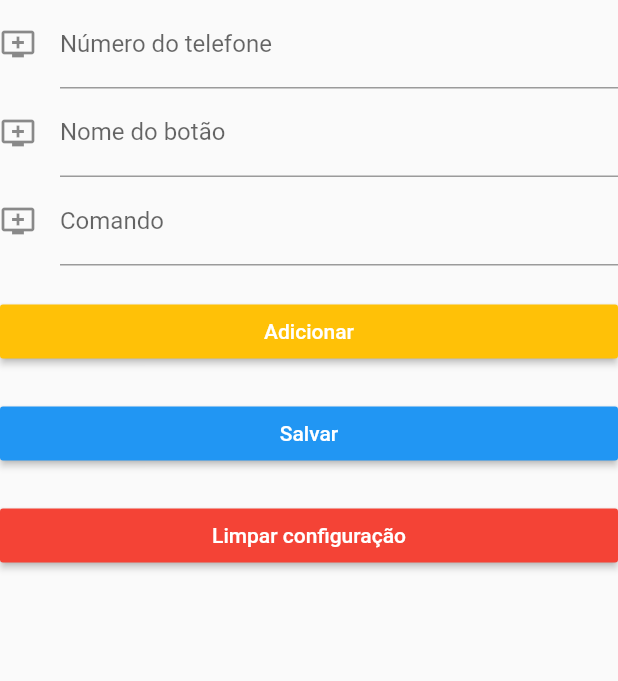
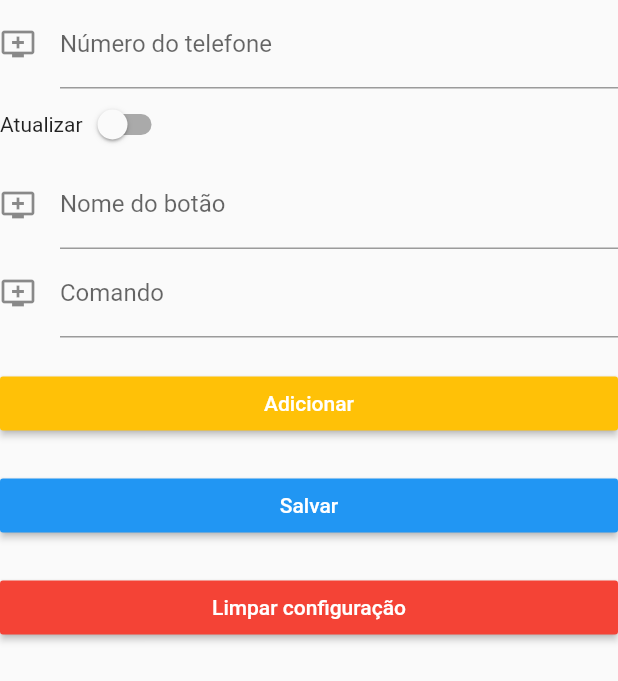
Before and after one commit to marcosradix/bloqueador_universal, a Flutter app: the PageConfig widget shown alone on an empty page, opened directly, after a tap on "Adicionar", on a phone screen of 412 x 824 dp. Shown: the top 681 px of the screen. Run offline on Flutter 3.47's test engine with Material 2 defaults, Android fonts, the phone set to English and light mode, and no system bars; our stand-ins replace get, shared_preferences; accounts and stored records are empty; statements that could not run were skipped.

Commit message:
atualizando config

```diff
--- a/lib/widgets/pages/page_config.dart
+++ b/lib/widgets/pages/page_config.dart
@@ -14,12 +14,15 @@ class _PageConfigState extends State<PageConfig> {
   final TextEditingController _nomeBotao = TextEditingController();
   final TextEditingController _comando = TextEditingController();
   final TextEditingController _telefone = TextEditingController();
+  bool isSwitched = false;
 
   @override
   Widget build(BuildContext context) {
     return Form(
         key: _formKey,
-        child: Column(children: <Widget>[
+        child: Column(
+          mainAxisAlignment: MainAxisAlignment.start,
+          children: <Widget>[
           Container(
             width: double.infinity,
             child: TextFormField(
@@ -31,6 +34,26 @@ class _PageConfigState extends State<PageConfig> {
               controller: _telefone,
             ),
           ),
+         Row(
+           children: <Widget>[
+             Text("Atualizar"),
+            SizedBox(),
+             Align(
+               alignment: Alignment.centerLeft,
+               child: Switch(
+                value: isSwitched,
+                onChanged: (value){
+                  setState(() {
+                    isSwitched=value;
+                    print(isSwitched);
+                  });
+                },
+                activeTrackColor: Colors.lightGreenAccent,
+                activeColor: Colors.green,
+        ),
+             ),
+           ],
+         ),
           Container(
             width: double.infinity,
             child: TextFormField(
@@ -60,7 +83,14 @@ class _PageConfigState extends State<PageConfig> {
               width: double.infinity,
               child: RaisedButton(
                 onPressed: () {
+                  if(isSwitched){
+                    if(_nomeBotao.text.isNotEmpty && _comando.text.isNotEmpty){
+                    configuration[_nomeBotao.text] = _comando.text;
+                    }
+                  }else{
                      configuration[_nomeBotao.text] = _comando.text;
+
+                  }
                     _nomeBotao.clear();
                     _comando.clear();
                 },
@@ -79,7 +109,30 @@ class _PageConfigState extends State<PageConfig> {
               width: double.infinity,
               child: RaisedButton(
                 onPressed: () {
+                  if(isSwitched){
+                    if(_telefone.text.isNotEmpty){
+                      configuration["telefone"] = _telefone.text;
+                    }
+
+                    SharedPreferencesUtil.load().then((data) {
+
+                    Map<String, dynamic> newMap = {
+                          ...jsonDecode(data),
+                          ...configuration,
+                    };
+
+                    SharedPreferencesUtil.create(jsonEncode(newMap))
+                      .then((value) {
+                    setState(() {
+                      _nomeBotao.clear();
+                      _comando.clear();
+                      _telefone.clear();
+                    });
+                  });
+                  });
+                  }else{
                   configuration["telefone"] = _telefone.text;
+                  }
                   SharedPreferencesUtil.remove();
                   SharedPreferencesUtil.create(jsonEncode(configuration))
                       .then((value) {
```
Also changed, not shown: lib/widgets/pages/page_control.dart (+7 -1 lines).
